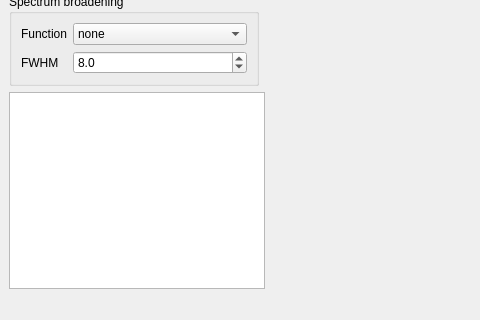
The window that qvibeplot.ui (christianwick/vibeplot) describes before a commit, drawn with Qt 5; both pictures show x 0 to 480 and y 280 to 600 of the 757 by 600 pixel window.
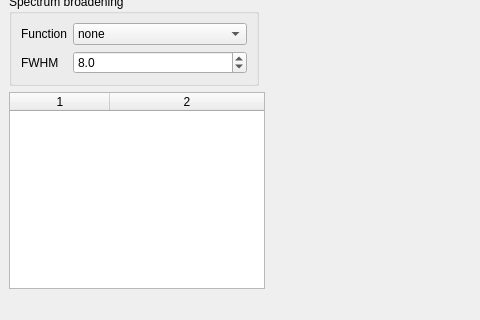
The same window after the commit. Custom widgets are drawn as their Qt base class.

```diff
--- a/qvibeplot.ui
+++ b/qvibeplot.ui
@@ -346,7 +346,7 @@
        </widget>
       </item>
       <item>
-       <widget class="QListWidget" name="frequencyList">
+       <widget class="QTableWidget" name="spectrumTable">
         <property name="sizePolicy">
          <sizepolicy hsizetype="Fixed" vsizetype="Expanding">
           <horstretch>0</horstretch>
@@ -359,9 +359,23 @@
           <height>0</height>
          </size>
         </property>
-        <property name="sortingEnabled">
-         <bool>true</bool>
+        <property name="editTriggers">
+         <set>QAbstractItemView::NoEditTriggers</set>
         </property>
+        <property name="selectionBehavior">
+         <enum>QAbstractItemView::SelectRows</enum>
+        </property>
+        <property name="columnCount">
+         <number>2</number>
+        </property>
+        <attribute name="horizontalHeaderVisible">
+         <bool>true</bool>
+        </attribute>
+        <attribute name="horizontalHeaderStretchLastSection">
+         <bool>true</bool>
+        </attribute>
+        <column/>
+        <column/>
        </widget>
       </item>
      </layout>
```
